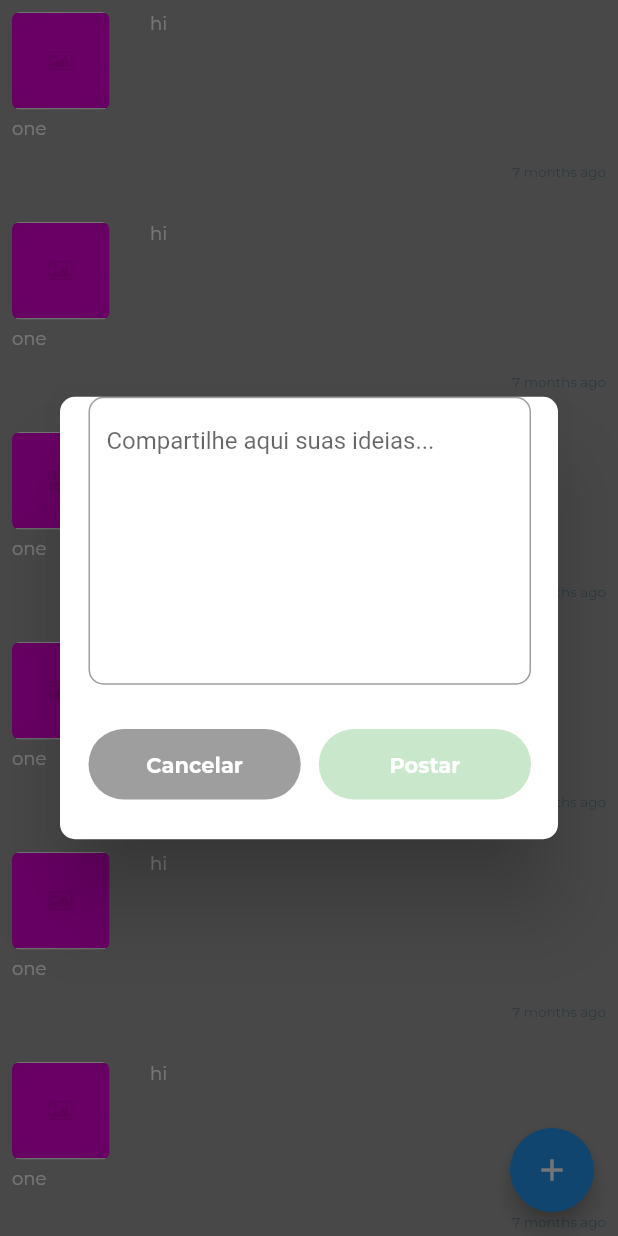
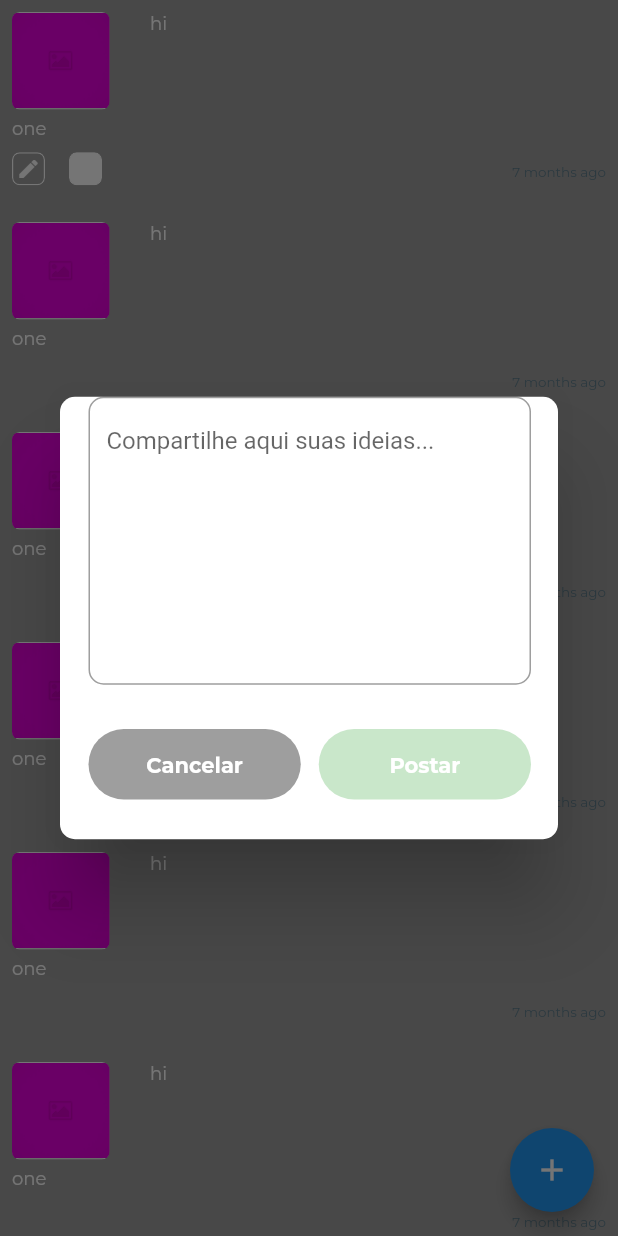
Before and after one commit to victorMontero/TesteGrupoBoticario, a Flutter app: the FeedScreen screen opened directly, after a tap on the "add" icon, on a phone screen of 412 x 824 dp. Run offline on Flutter 3.47's test engine with Material 2 defaults, Android fonts, the phone set to English and light mode, and no system bars; drawn by our look-alikes of auto_size_text; our stand-ins replace carousel_slider, dio, eva_icons_flutter, google_fonts, rxdart, shared_preferences and 1 more; accounts and stored records are empty.

Commit message:
edit / delete post ok

```diff
--- a/lib/screens/feed_screen.dart
+++ b/lib/screens/feed_screen.dart
@@ -18,7 +18,6 @@ class _FeedScreenState extends State<FeedScreen> {
   FeedBloc feedBloc;
   Size deviceSize;
   PostResponse feedData;
-  String myUserName = "victor";
 
   @override
   void initState() {
@@ -160,8 +159,8 @@ class _FeedScreenState extends State<FeedScreen> {
     return Row(
       mainAxisAlignment: MainAxisAlignment.end,
       children: [
-        userName == myUserName
-            ? Expanded(
+        index == 0  ?
+    Expanded(
                 child: Row(
                 children: [
                   Container(
@@ -232,8 +231,8 @@ class _FeedScreenState extends State<FeedScreen> {
             style: GoogleFonts.montserrat(fontSize: 9, color: Colors.blueGrey),
           ),
         )
-      ],
-    );
+    ]);
+
   }
 
   String timeUntil(DateTime date) {
```
